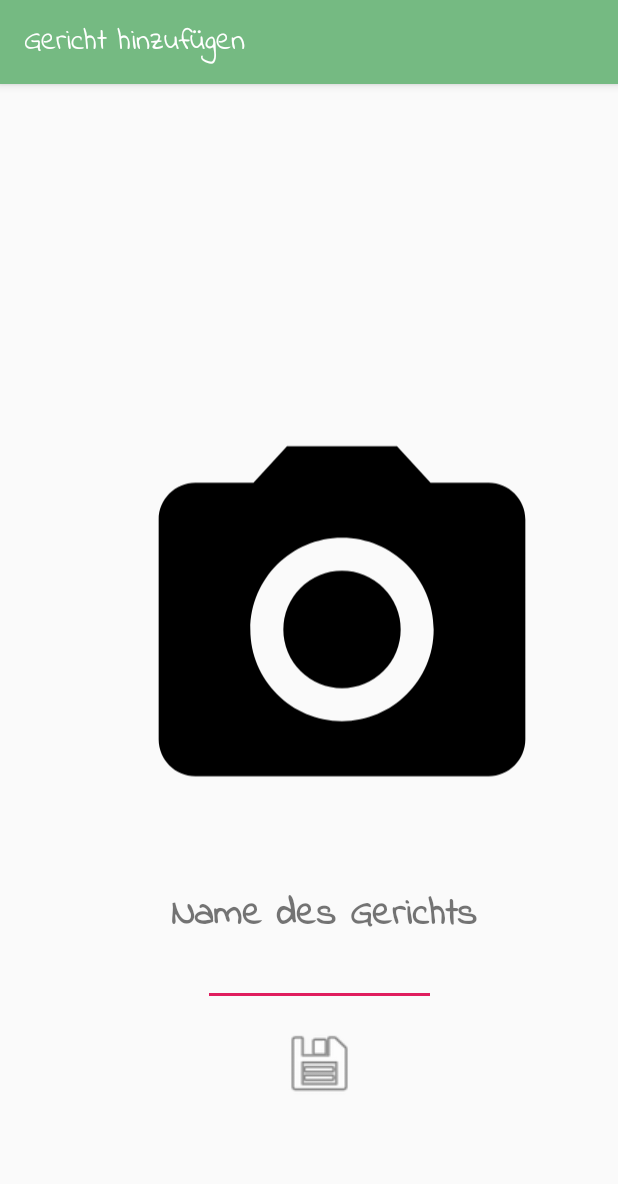
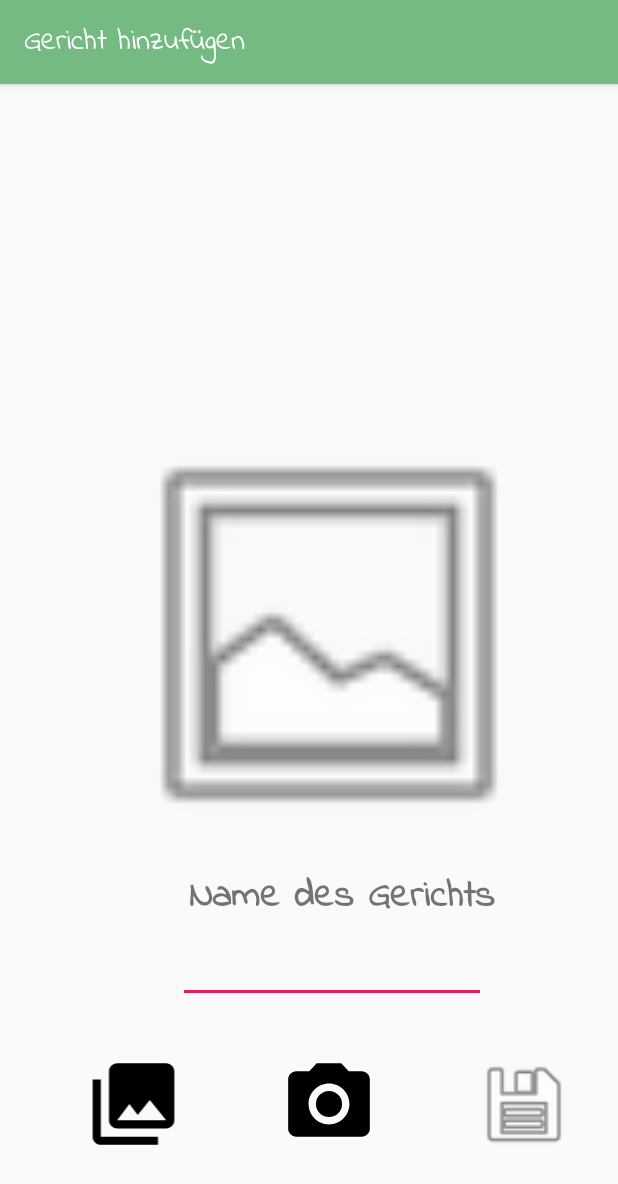
Before and after one commit to Chinchanchinese/Einkaufsliste1, an Android app: the GerichteEingabeActivity screen opened directly, with no data from a screen before it, on a phone screen of 412 x 824 dp. Shown: the top 1184 px of the screen. Run offline under Robolectric (Android 15) with nearby library versions, the phone set to English and light mode, and no system bars.

Commit message:
30.07. Gallery

```diff
--- a/app/src/main/res/layout/content_gerichte_eingabe.xml
+++ b/app/src/main/res/layout/content_gerichte_eingabe.xml
@@ -10,22 +10,32 @@
 
     <ImageView
         android:id="@+id/imageViewFotoaufnehmen"
+        android:layout_width="65dp"
+        android:layout_height="65dp"
+        android:layout_alignParentEnd="true"
+        android:layout_alignParentBottom="true"
+        android:layout_marginEnd="160dp"
+        android:layout_marginBottom="55dp"
+        app:srcCompat="@drawable/ic_menu_camera" />
+
+    <ImageView
+        android:id="@+id/imageViewGerichtFoto"
         android:layout_width="293dp"
         android:layout_height="298dp"
         android:layout_alignParentEnd="true"
         android:layout_alignParentBottom="true"
-        android:layout_marginEnd="37dp"
-        android:layout_marginBottom="255dp"
-        app:srcCompat="@drawable/ic_menu_camera" />
+        android:layout_marginEnd="46dp"
+        android:layout_marginBottom="252dp"
+        app:srcCompat="@android:drawable/ic_menu_gallery" />
 
     <EditText
         android:id="@+id/editTextNameGericht"
-        android:layout_width="155dp"
+        android:layout_width="205dp"
         android:layout_height="wrap_content"
         android:layout_alignParentEnd="true"
         android:layout_alignParentBottom="true"
-        android:layout_marginEnd="121dp"
-        android:layout_marginBottom="153dp"
+        android:layout_marginEnd="88dp"
+        android:layout_marginBottom="155dp"
         android:ems="10"
         android:fontFamily="@font/indieflow"
         android:inputType="textPersonName"
@@ -33,12 +43,12 @@
 
     <Button
         android:id="@+id/buttonGerichtHinzufügen"
-        android:layout_width="50dp"
-        android:layout_height="wrap_content"
+        android:layout_width="65dp"
+        android:layout_height="65dp"
         android:layout_alignParentEnd="true"
         android:layout_alignParentBottom="true"
-        android:layout_marginEnd="174dp"
-        android:layout_marginBottom="91dp"
+        android:layout_marginEnd="30dp"
+        android:layout_marginBottom="55dp"
         android:background="@android:drawable/ic_menu_save" />
 
     <TextView
@@ -47,10 +57,20 @@
         android:layout_height="wrap_content"
         android:layout_alignParentEnd="true"
         android:layout_alignParentBottom="true"
-        android:layout_marginEnd="94dp"
-        android:layout_marginBottom="195dp"
+        android:layout_marginEnd="82dp"
+        android:layout_marginBottom="207dp"
         android:fontFamily="@font/indieflow"
         android:text="Name des Gerichts"
         android:textSize="25sp"
         android:textStyle="bold" />
+
+    <ImageView
+        android:id="@+id/imageViewGallery"
+        android:layout_width="66dp"
+        android:layout_height="65dp"
+        android:layout_alignParentEnd="true"
+        android:layout_alignParentBottom="true"
+        android:layout_marginEnd="290dp"
+        android:layout_marginBottom="55dp"
+        app:srcCompat="@drawable/ic_menu_gallery" />
 </RelativeLayout>
```
Also changed, not shown: app/src/main/java/Gerichte/Adapter_Gerichte.java (+8 -1 lines), app/src/main/java/Gerichte/Gericht.java (+22 -4 lines), app/src/main/java/GerichteEingabe/GerichteEingabeActivity.java (+95 -46 lines), app/src/main/java/de/rg/einkaufsliste/MainActivity.java (+10 -2 lines).
